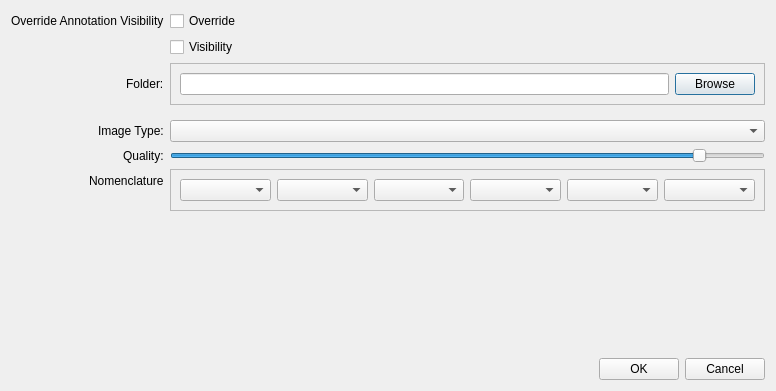
Before: the Qt Designer form qt_ui/DialogScreenshotExport.ui in FilmColors/VIAN, drawn with Qt 5.
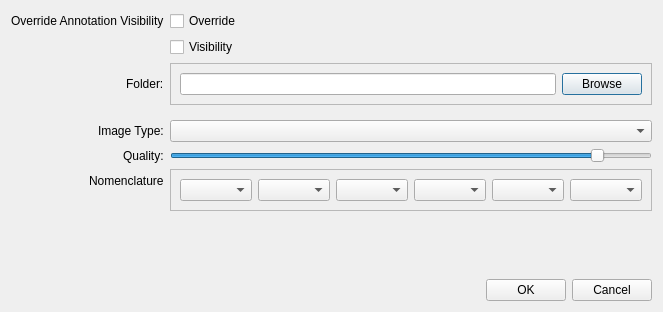
After: the same form once the commit is applied.

Patch:
```diff
--- a/qt_ui/DialogScreenshotExport.ui
+++ b/qt_ui/DialogScreenshotExport.ui
@@ -6,8 +6,8 @@
    <rect>
     <x>0</x>
     <y>0</y>
-    <width>776</width>
-    <height>391</height>
+    <width>628</width>
+    <height>312</height>
    </rect>
   </property>
   <property name="windowTitle">
```
